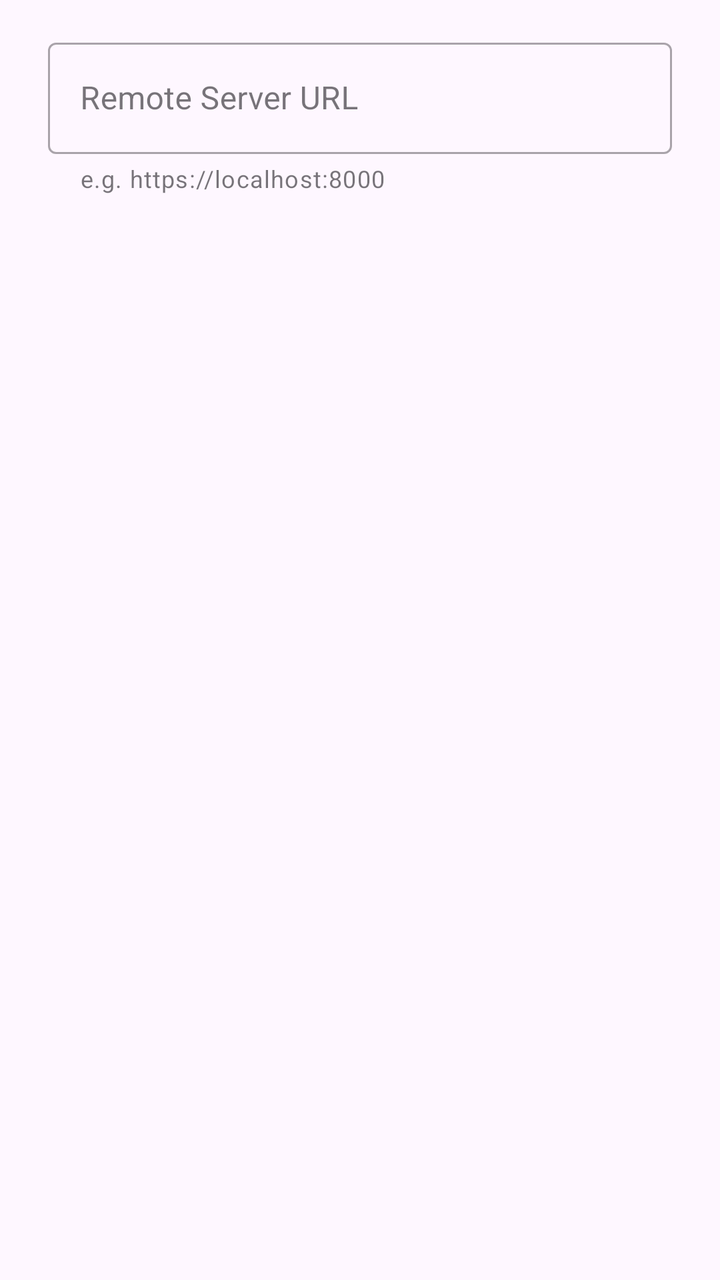
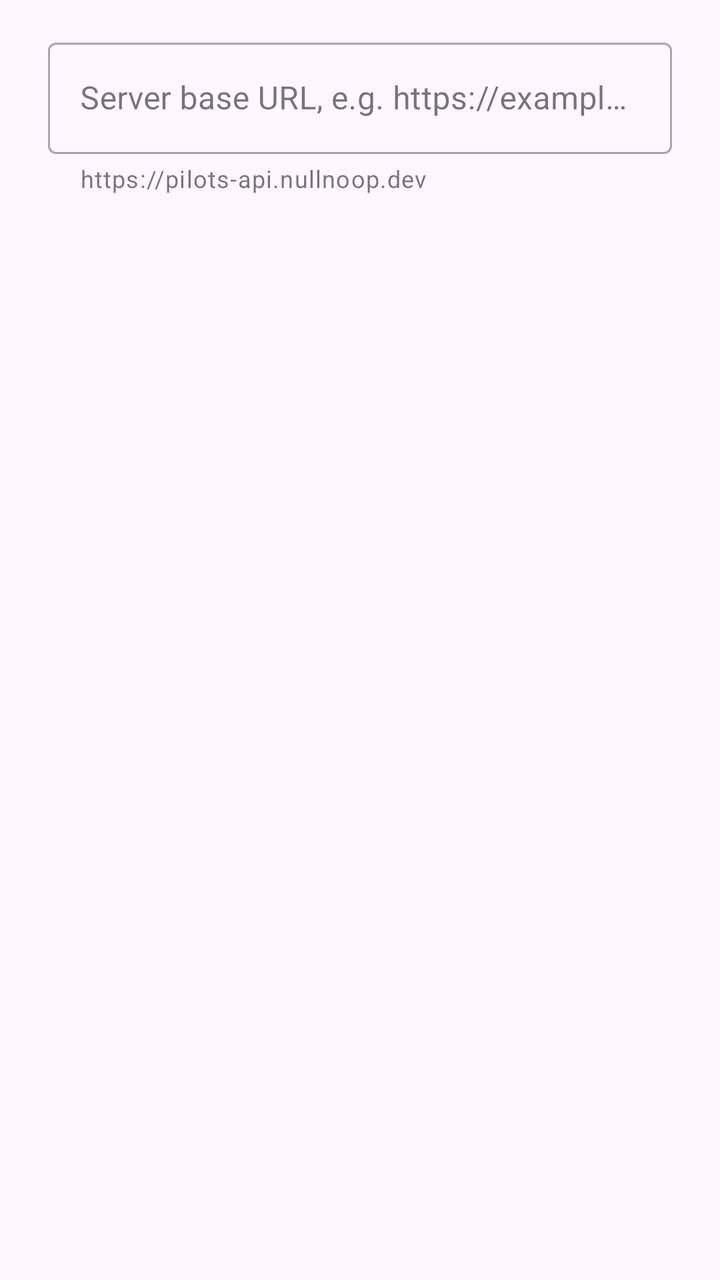

Two renders of the same Android screen: before a commit and after it. Below are the layout's source before the change and the commit's diff.
<!-- AndroidManifest.xml: application theme Theme.Pocketpilotsnotif -->
<!-- res/layout/dialog_edit_url.xml -->
<?xml version="1.0" encoding="utf-8"?>
<FrameLayout xmlns:android="http://schemas.android.com/apk/res/android"
    xmlns:app="http://schemas.android.com/apk/res-auto"
    android:layout_width="match_parent"
    android:layout_height="wrap_content"
    android:paddingStart="24dp"
    android:paddingTop="16dp"
    android:paddingEnd="24dp"
    android:paddingBottom="8dp">

    <com.google.android.material.textfield.TextInputLayout
        android:id="@+id/urlTextInputLayout"
        style="@style/Widget.MaterialComponents.TextInputLayout.OutlinedBox"
        android:layout_width="match_parent"
        android:layout_height="wrap_content"
        android:hint="@string/setting_server_url_hint"
        app:helperText="e.g. https://localhost:8000"
        app:endIconMode="clear_text">

        <com.google.android.material.textfield.TextInputEditText
            android:id="@+id/urlEditText"
            android:layout_width="match_parent"
            android:layout_height="wrap_content"
            android:inputType="textUri"
            android:maxLines="1"
            android:singleLine="true" />

    </com.google.android.material.textfield.TextInputLayout>

</FrameLayout>
<!-- resources referenced by this layout -->
<resources>
  <string name="setting_server_url_hint">Remote Server URL</string>
  <style name="Theme.Pocketpilotsnotif" parent="Theme.Material3.DayNight.NoActionBar">
          
          <item name="colorPrimary">@color/purple_500</item>
          <item name="colorOnPrimary">@color/white</item>
  
          
          <item name="colorSecondary">@color/teal_200</item>
          <item name="colorOnSecondary">@color/black</item>
  
          
          <item name="android:statusBarColor">@android:color/transparent</item>
      </style>
  <color name="purple_500">#FF6200EE</color>
  <color name="white">#FFFFFFFF</color>
  <color name="teal_200">#FF03DAC5</color>
  <color name="black">#FF000000</color>
</resources>

<!-- the commit's change to res/layout/dialog_edit_url.xml (unified diff, before → after) -->
@@ -14,7 +14,7 @@
         android:layout_width="match_parent"
         android:layout_height="wrap_content"
         android:hint="@string/setting_server_url_hint"
-        app:helperText="e.g. https://localhost:8000"
+        app:helperText="https://pilots-api.nullnoop.dev"
         app:endIconMode="clear_text">
 
         <com.google.android.material.textfield.TextInputEditText
<!-- resource entries referenced after the edit -->
@@ -1,6 +1,6 @@
 <!-- resources referenced by this layout -->
 <resources>
-  <string name="setting_server_url_hint">Remote Server URL</string>
+  <string name="setting_server_url_hint">Server base URL, e.g. https://example.com</string>
   <style name="Theme.Pocketpilotsnotif" parent="Theme.Material3.DayNight.NoActionBar">
           
           <item name="colorPrimary">@color/purple_500</item>
